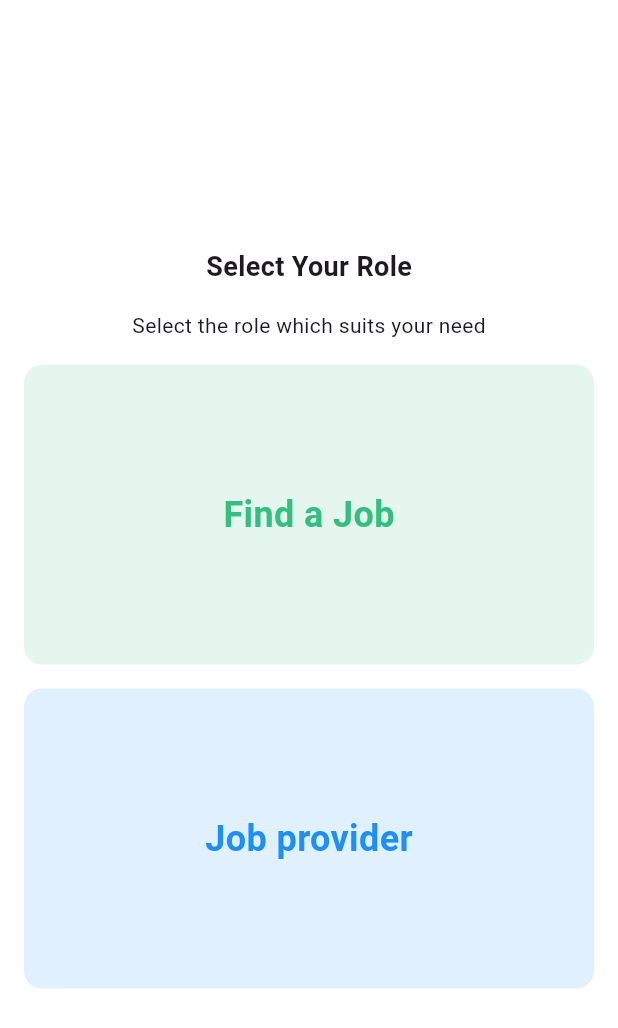
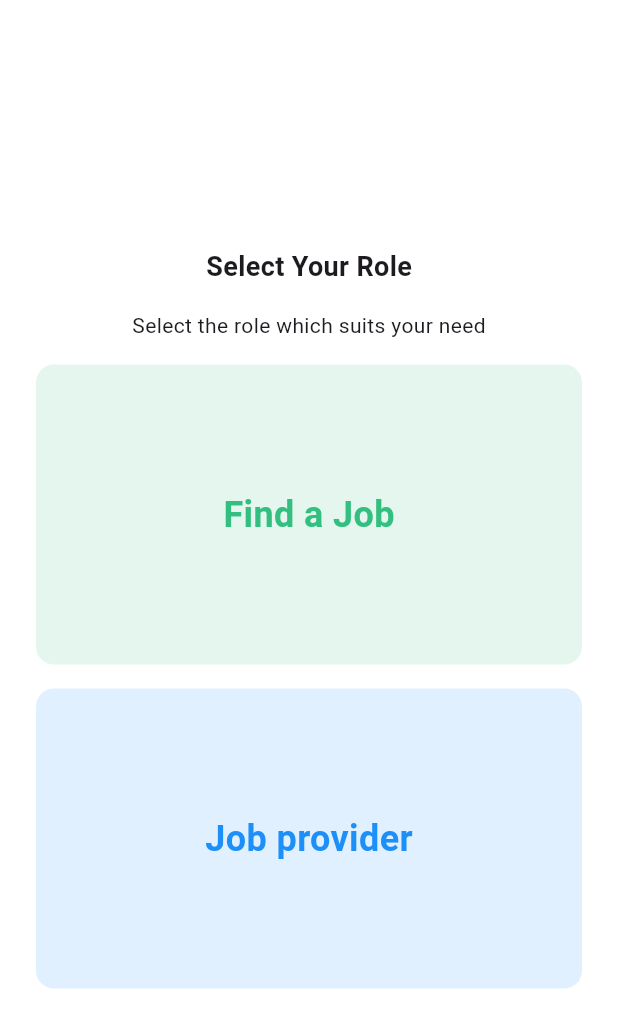
Before and after one commit to JAICHANGPARK/flutter_notebook_chapter_42, a Flutter app: the HrSelectScreen screen opened directly, on a phone screen of 412 x 824 dp. Shown: the top 1028 px of the screen. Run offline on Flutter 3.47's test engine with Material 3 defaults, Android fonts, the phone set to English and light mode, and no system bars; our stand-ins replace date_picker_timeline, gap, hugeicons.

Commit message:
Update hr_select_screen.dart

```diff
--- a/lib/ep2124_hr_app/views/hr_select_screen.dart
+++ b/lib/ep2124_hr_app/views/hr_select_screen.dart
@@ -14,7 +14,7 @@ class _HrSelectScreenState extends State<HrSelectScreen> {
       backgroundColor: Colors.white,
       body: SafeArea(
         child: Padding(
-          padding: const EdgeInsets.all(16.0),
+          padding: const EdgeInsets.all(24.0),
           child: Center(
             child: Column(
               mainAxisAlignment: MainAxisAlignment.center,
```
